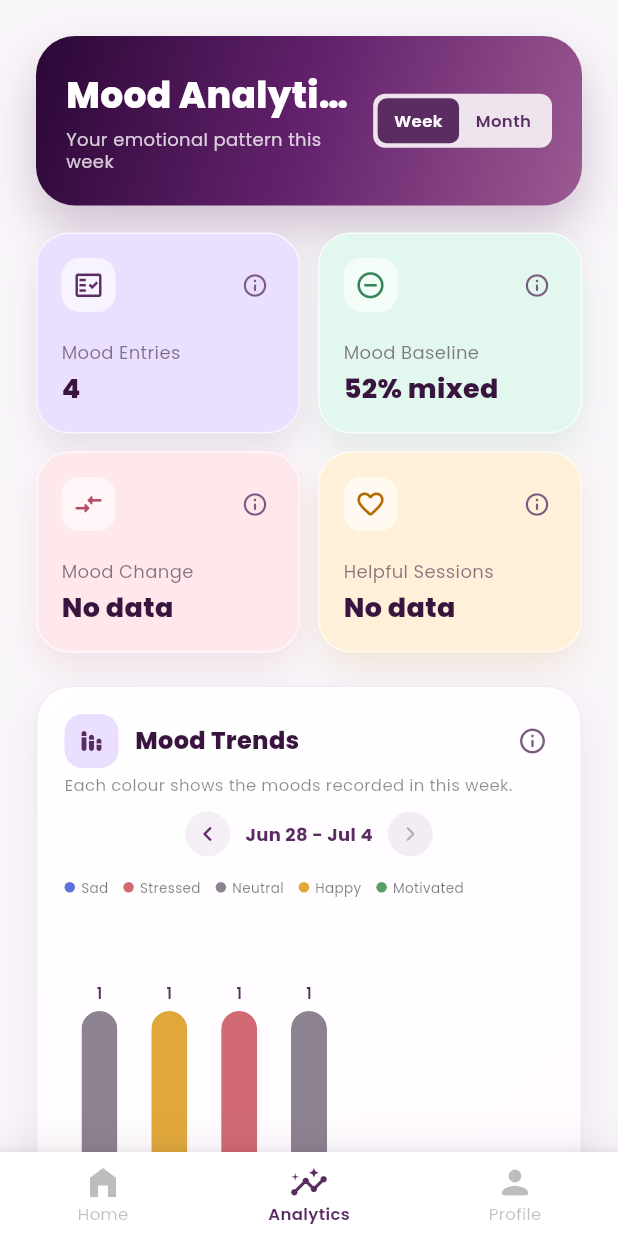
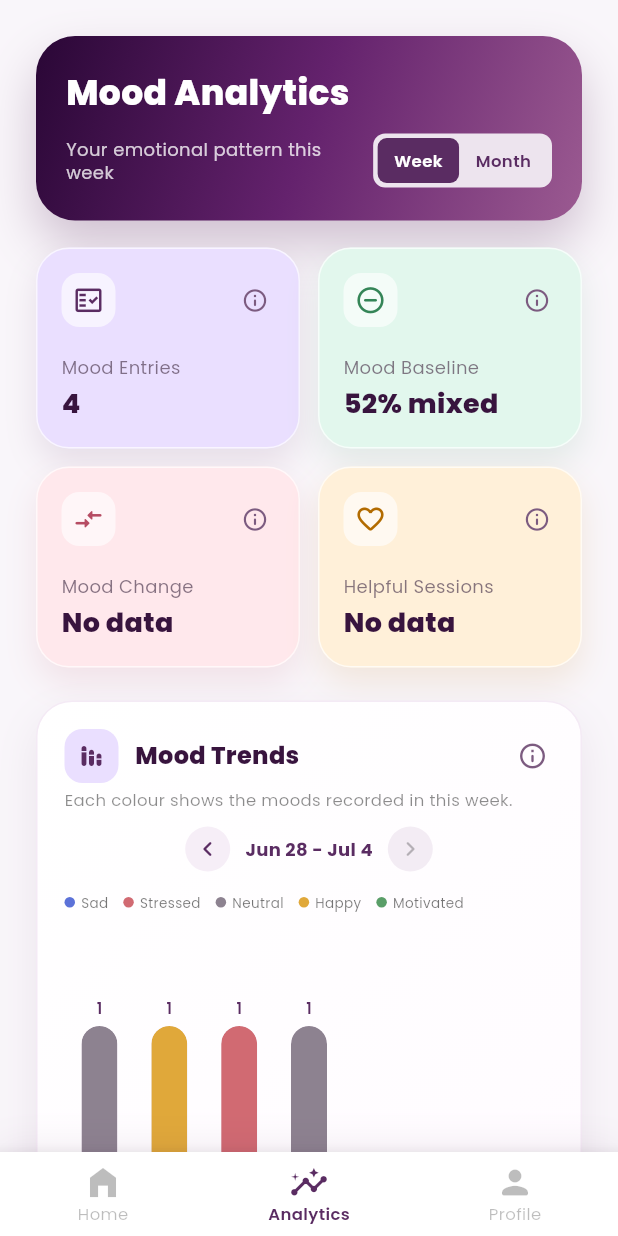
Before and after one commit to afieqahz/AURALIA, a Flutter app: the MainLayout screen opened directly, item 2 of the bottom bar chosen, on a phone screen of 412 x 824 dp. Run offline on Flutter 3.47's test engine with Material 3 defaults, Android fonts, the phone set to English and light mode, and no system bars; our stand-ins replace flutter_local_notifications, google_fonts, just_audio, shared_preferences, timezone; missing offline and left inert: spotify_sdk; accounts and stored records are empty.

Commit message:
Fix analytics header title wrapping

```diff
--- a/lib/features/mood_tracking/screens/analytics_screen.dart
+++ b/lib/features/mood_tracking/screens/analytics_screen.dart
@@ -182,25 +182,25 @@ class _AnalyticsHeader extends StatelessWidget {
           ),
         ],
       ),
-      child: Row(
-        crossAxisAlignment: CrossAxisAlignment.center,
-        children: [
-          Expanded(
       child: Column(
         crossAxisAlignment: CrossAxisAlignment.start,
         children: [
           Text(
             'Mood Analytics',
             maxLines: 1,
-                  overflow: TextOverflow.ellipsis,
-                  style: GoogleFonts.poppins(
-                    fontSize: 24,
+            overflow: TextOverflow.visible,
+            style: GoogleFonts.poppins(
+              fontSize: 23,
               fontWeight: FontWeight.w800,
               color: Colors.white,
             ),
           ),
-                const SizedBox(height: 5),
-                Text(
+          const SizedBox(height: 10),
+          Row(
+            crossAxisAlignment: CrossAxisAlignment.center,
+            children: [
+              Expanded(
+                child: Text(
                   range == _AnalyticsRange.weekly
                       ? 'Your emotional pattern this week'
                       : 'Your emotional pattern this month',
@@ -212,11 +212,11 @@ class _AnalyticsHeader extends StatelessWidget {
                     color: Colors.white.withValues(alpha: 0.78),
                   ),
                 ),
-              ],
-            ),
-          ),
-          const SizedBox(width: 14),
+              ),
+              const SizedBox(width: 12),
               _RangeSelector(value: range, onChanged: onRangeChanged),
+            ],
+          ),
         ],
       ),
     );
```
Lines whose indentation alone changed are shown as unchanged.
